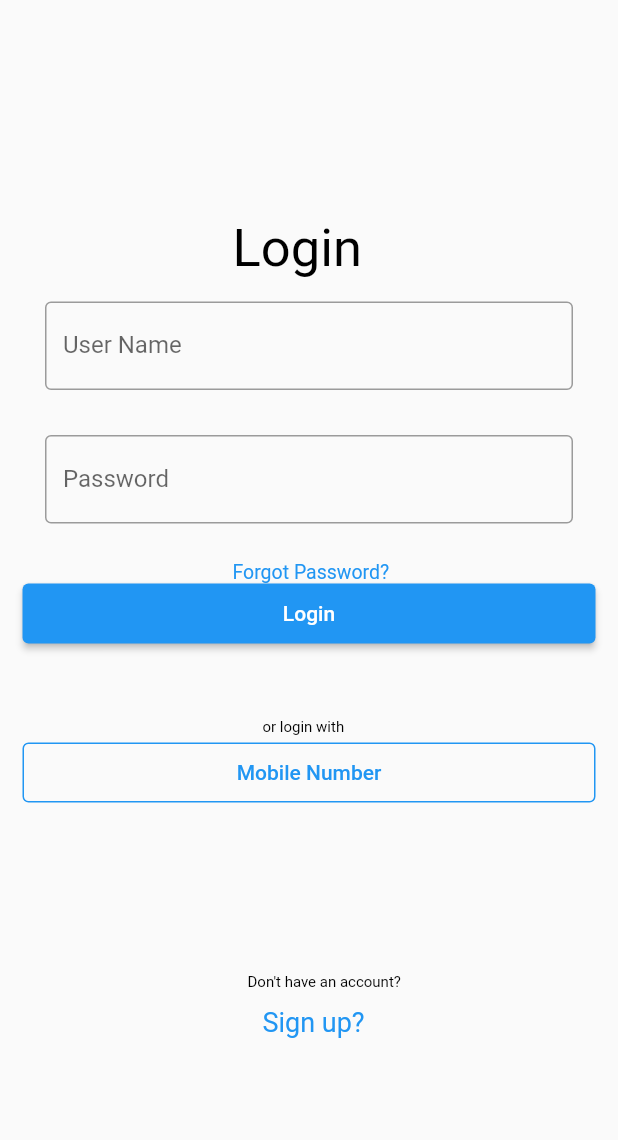
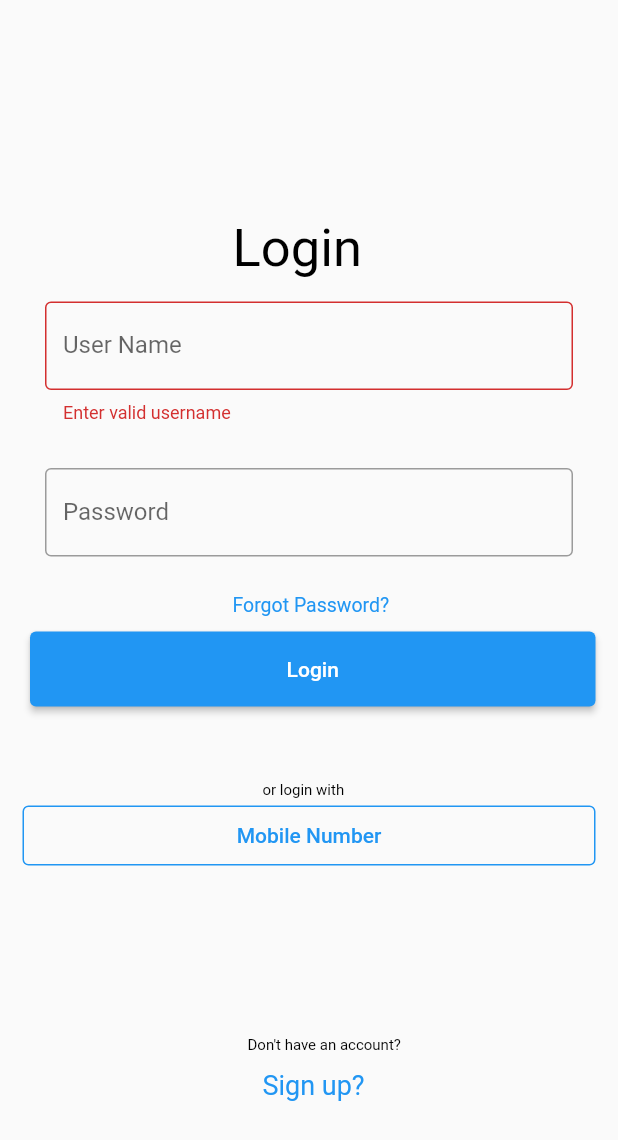
Before and after one commit to shreyanshi08/Health360, a Flutter app: the screen it shows after launch, after a tap on "Login", on a phone screen of 412 x 824 dp. Shown: the top 1140 px of the screen. Run offline on Flutter 3.47's test engine with Material 2 defaults, Android fonts, the phone set to English and light mode, and no system bars.

Commit message:
Login and mobile login

```diff
--- a/lib/main.dart
+++ b/lib/main.dart
@@ -1,8 +1,4 @@
-
-import 'package:example/signup.dart';
 import 'package:flutter/material.dart';
-import 'package:flutter/services.dart';
-import 'forgetpwd.dart';
 import 'mob.dart';
 
 void main() {
@@ -15,27 +11,38 @@ class MyApp extends StatefulWidget {
 }
 
 class _State extends State<MyApp> {
+  var FormKey=GlobalKey<FormState>();
   @override
   Widget build(BuildContext context) {
     return MaterialApp(
         home:Scaffold(
         body: Padding(
             padding: const EdgeInsets.all(15),
-            child:Container(
-              child: ListView(
+            child:ListView(
               children:[
                 const Padding(
                   padding: EdgeInsets.only(left:140,top:130),
                   child: Text("Login",style: TextStyle(color: Colors.black,fontSize: 35),
                   ),
                 ),
-                  const Padding(
-                    padding: EdgeInsets.all(15),
-                    child: TextField(
+              Form(
+                key: FormKey,
+                child: Padding(
+                  padding: const EdgeInsets.all(15),
+                  child: TextFormField(
                     keyboardType: TextInputType.text,
-                      decoration: InputDecoration(
+                    decoration: const InputDecoration(
                       border: OutlineInputBorder(),
                           labelText: 'User Name',
+                            ),
+                          validator: (value){
+                          if(value!.isEmpty||!RegExp(r'^[a-z A-Z]+$').hasMatch(value!)){
+                            return "Enter valid username";
+                          }
+                          else{
+                            return null;
+                          }
+                        },
                       ),
                         ),
               ),
@@ -50,27 +57,22 @@ class _State extends State<MyApp> {
                     ),
                   ),
                 ),
-                  Padding(padding: EdgeInsets.only(left:140,top:10),
+                Padding(padding: const EdgeInsets.only(left:140,top:10),
                 child:GestureDetector(
-                    child: const Text("Forgot Password?",style: TextStyle(color: Colors.blue,fontSize: 13),),
-                    onTap: (){
-                      Navigator.push(context,MaterialPageRoute(
-                          builder: (context) => Forgetpassword()
-                      ),
-                      );
-                    },
+                  child: const Text("Forgot Password?",
+                    style: TextStyle(color: Colors.blue,fontSize: 13
                     ),
                   ),
-                  SizedBox(
-                    width: 60.0,
-                    height: 40.0,
-                  child:ElevatedButton(
+                ),
+                ),
+                 Padding(padding: const EdgeInsets.only(left:5,top:10),
+                   child: ElevatedButton(
                   style: ElevatedButton.styleFrom(
-                      minimumSize: Size(330, 40)
+                      minimumSize: const Size(100, 50)
                   ),
                   child: const Text('Login'),
                   onPressed: () {
-                      print('Hello');
+                     FormKey.currentState!.validate();
                   },
                 ),
                  ),
@@ -82,8 +84,8 @@ class _State extends State<MyApp> {
                 ),
                 OutlinedButton(
                   style: ElevatedButton.styleFrom(
-                      side:BorderSide(color: Colors.blue,width: 1.0),
-                      minimumSize: Size(330,40)
+                    side:const BorderSide(color: Colors.blue,width: 1.0),
+                    minimumSize: const Size(330,40)
                   ),
                   child: const Text('Mobile Number'),
                   onPressed: () {
@@ -99,18 +101,12 @@ class _State extends State<MyApp> {
                   ),
                 ),
                  Padding(
-                       padding: EdgeInsets.only(left:160,top:10),
+                     padding: const EdgeInsets.only(left:160,top:10),
                  child:GestureDetector(
-                      child:Text("Sign up?",style: TextStyle(color: Colors.blue,fontSize: 18,),),
-                    onTap: (){
-                      Navigator.push(context,MaterialPageRoute(
-                          builder: (context) => const Signup()
+                    child:const Text("Sign up?",style: TextStyle(color: Colors.blue,fontSize: 18,),),
+                 )
                  ),
-                      );
-                    },
-                   )
-                   ),]
-              ),
+              ]
             ),
         ),
         ),
--- a/lib/mob.dart
+++ b/lib/mob.dart
@@ -23,7 +23,7 @@ class _State extends State<Mobile> {
                 ),
 
                 const Padding(
-                  padding: EdgeInsets.only(left:140,top:10),
+                  padding: EdgeInsets.only(left:100,top:10),
                   child: Text("Enter your mobile number",style: TextStyle(color: Colors.black,fontSize: 15),
                   ),
                 ),
@@ -42,7 +42,7 @@ class _State extends State<Mobile> {
                         labelText: 'Mobile Number',
                       ),
                       validator: (value){
-                        if(value!.isEmpty||!RegExp(r'^[6,7,8,9]+$').hasMatch(value!)){
+                        if(value!.isEmpty||!RegExp(r'^[6,7,8,9]+[0-9]+$').hasMatch(value!)){
                           return "Enter valid mobile number";
                         }
                         else{
```
Lines whose indentation alone changed are shown as unchanged.
